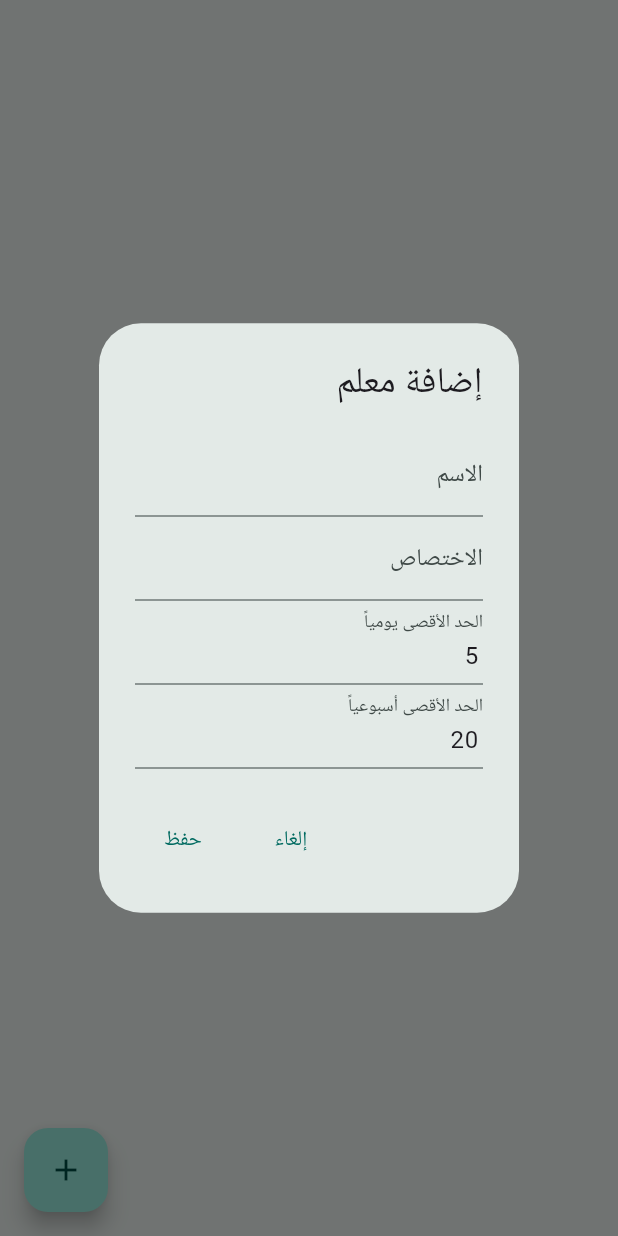
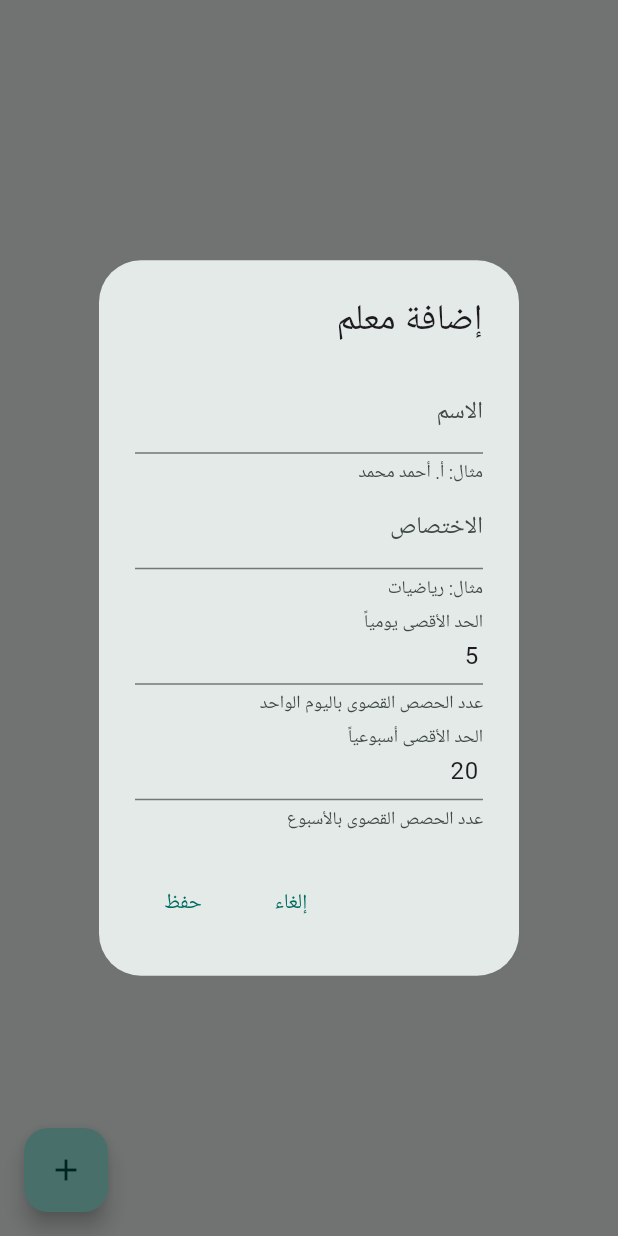
Before and after one commit to kinanmjeed88/jadwalv2, a Flutter app: the TeachersPage screen opened directly, after a tap on the "add" icon, on a phone screen of 412 x 824 dp. Run offline on Flutter 3.47's test engine with Material 3 defaults, Android fonts, the phone set to English and light mode, and no system bars; our stand-ins replace file_picker, flutter_riverpod, google_fonts, isar, pdf, printing and 1 more; accounts and stored records are empty; generated files the repository leaves out were written again; Roboto replaces fonts that are missing (Cairo).

Commit message:
Fix UI strings, terminology, and export bugs. - Create PeriodMapper utility for Arabic ordinal periods. - Fix string interpolation bracket reversal for RTL text. - Introduce Arabic terminology (e.g. Unscheduled -> دروس بانتظار التوزيع). - Enhance UX with helpful subtitles and TextFields hint texts. - Fix FilePicker crash by providing bytes argument to saveFile method.
Co-authored-by: kinanmjeed88 <125960189+kinanmjeed88@users.noreply.github.com>

```diff
--- a/lib/features/management/presentation/pages/teachers_page.dart
+++ b/lib/features/management/presentation/pages/teachers_page.dart
@@ -31,7 +31,7 @@ class TeachersPage extends ConsumerWidget {
           },
         ),
         loading: () => const Center(child: CircularProgressIndicator()),
-        error: (e, st) => Center(child: Text('Error: \$e')),
+        error: (e, st) => Center(child: Text('حدث خطأ: ' + e.toString())),
       ),
       floatingActionButton: FloatingActionButton(
         onPressed: () => _showAddTeacherDialog(context, ref),
@@ -55,19 +55,27 @@ class TeachersPage extends ConsumerWidget {
           children: [
             TextField(
                 controller: nameCtrl,
-                decoration: const InputDecoration(labelText: 'الاسم')),
+                decoration: const InputDecoration(
+                    labelText: 'الاسم',
+                    helperText: 'مثال: أ. أحمد محمد')),
             TextField(
                 controller: specCtrl,
-                decoration: const InputDecoration(labelText: 'الاختصاص')),
+                decoration: const InputDecoration(
+                    labelText: 'الاختصاص',
+                    helperText: 'مثال: رياضيات')),
             TextField(
                 controller: maxDailyCtrl,
                 decoration:
-                    const InputDecoration(labelText: 'الحد الأقصى يومياً'),
+                    const InputDecoration(
+                        labelText: 'الحد الأقصى يومياً',
+                        helperText: 'عدد الحصص القصوى باليوم الواحد'),
                 keyboardType: TextInputType.number),
             TextField(
                 controller: maxWeeklyCtrl,
                 decoration:
-                    const InputDecoration(labelText: 'الحد الأقصى أسبوعياً'),
+                    const InputDecoration(
+                        labelText: 'الحد الأقصى أسبوعياً',
+                        helperText: 'عدد الحصص القصوى بالأسبوع'),
                 keyboardType: TextInputType.number),
           ],
         ),
```
Also changed, not shown: lib/core/utils/period_mapper.dart (added, +21 -0 lines), lib/features/management/presentation/pages/assignments_page.dart (+12 -10 lines), lib/features/management/presentation/pages/classrooms_page.dart (+9 -5 lines), lib/features/management/presentation/pages/settings_page.dart (+7 -4 lines), lib/features/management/presentation/pages/subjects_page.dart (+16 -7 lines), lib/features/timetable/domain/usecases/pdf_export_usecase.dart (+4 -3 lines), lib/features/timetable/presentation/pages/timetable_page.dart (+14 -9 lines), lib/features/timetable/presentation/providers/timetable_provider.g.dart.
